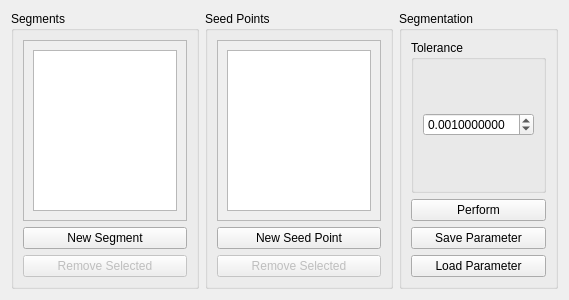
First picture: the form in source/modules/region_growing_segmentation/RegionGrowingSegmentationWidget.ui, repository josefkoller/ambient_image_processor, before the edit.
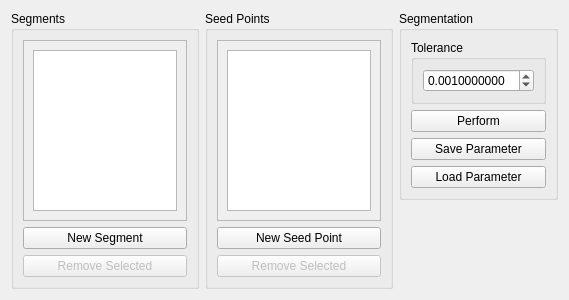
Second picture: the form after the edit.

Commit message: ui format: maximize horizontally and align to top

Patch:
```diff
--- a/source/modules/region_growing_segmentation/RegionGrowingSegmentationWidget.ui
+++ b/source/modules/region_growing_segmentation/RegionGrowingSegmentationWidget.ui
@@ -110,7 +110,7 @@
      </layout>
     </widget>
    </item>
-   <item>
+   <item alignment="Qt::AlignTop">
     <widget class="QGroupBox" name="groupBox_8">
      <property name="title">
       <string>Segmentation</string>
```
Left out of the diff: 4 changed lines with no effect on the pictures. The commit also changes 20 other files.
